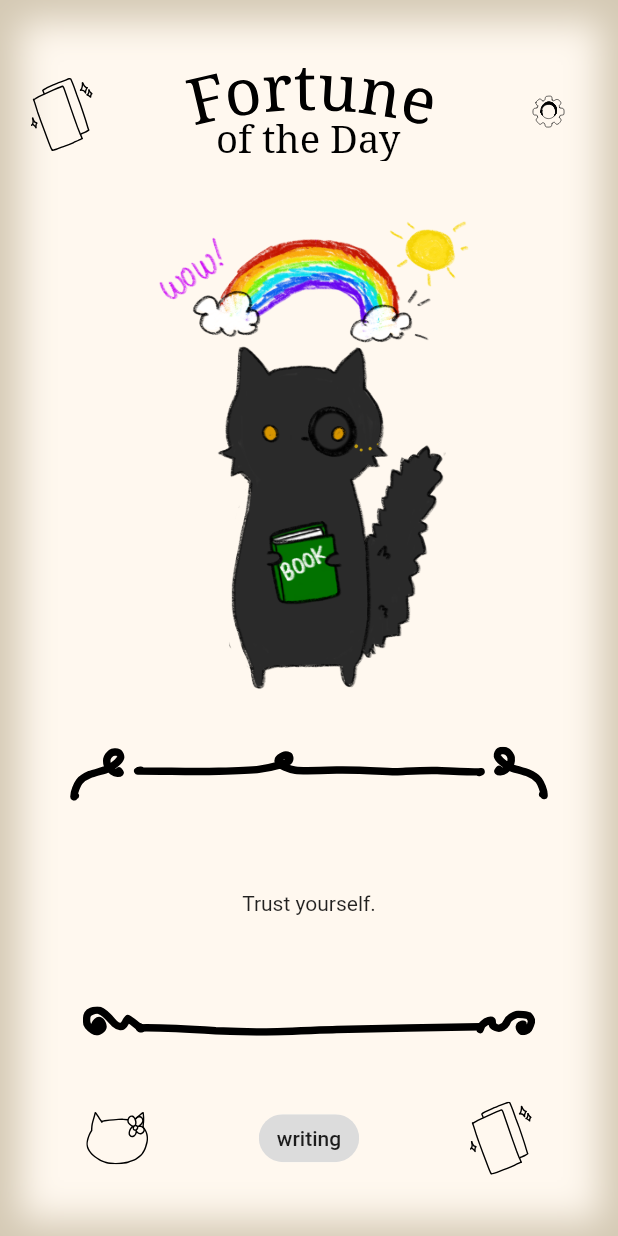
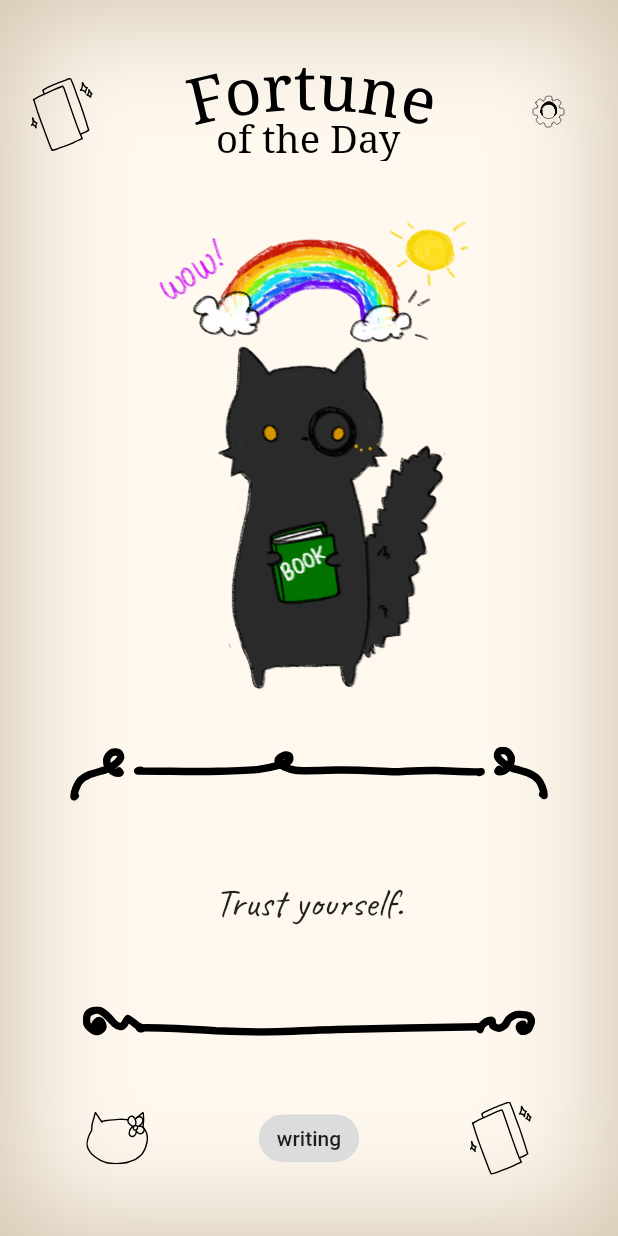
Before and after one commit to Xavier-MD/fortune_cat, a Flutter app: the screen it shows after launch, on a phone screen of 412 x 824 dp. Run offline on Flutter 3.47's test engine with Material 2 defaults, Android fonts, the phone set to English and light mode, and no system bars; our stand-ins replace flutter_inset_box_shadow, flutter_svg, responsive_sizer.

Commit message:
Added new font for quote text.

```diff
--- a/lib/ui/pages/home_page.dart
+++ b/lib/ui/pages/home_page.dart
@@ -86,7 +86,7 @@ class _HomePageState extends State<HomePage> {
           boxShadow: [
             BoxShadow(
               offset: const Offset(1, 2),
-              blurRadius: 20,
+              blurRadius: 15.0.w,
               spreadRadius: 3.0.w,
               color: const Color.fromARGB(255, 212, 201, 180),
               inset: true,
@@ -162,6 +162,10 @@ class _HomePageState extends State<HomePage> {
                         child: Text(
                           selectedQuote,
                           textAlign: TextAlign.center,
+                          style: TextStyle(
+                            fontFamily: 'Caveat',
+                            fontSize: 21.0.sp,
+                          ),
                         ),
                       ),
                       const Spacer(),
--- a/pubspec.yaml
+++ b/pubspec.yaml
@@ -34,3 +34,9 @@ flutter:
     - assets/vectors/decor/
     - assets/vectors/icons/
     - assets/vectors/text/
+  fonts:
+    - family: Caveat
+      fonts:
+        - asset: assets/fonts/Caveat-Regular.ttf
+        - asset: assets/fonts/Caveat-Bold.ttf
+          weight: 700
```
Also changed, not shown: assets/fonts/Caveat-Bold.ttf (added), assets/fonts/Caveat-Regular.ttf (added).
